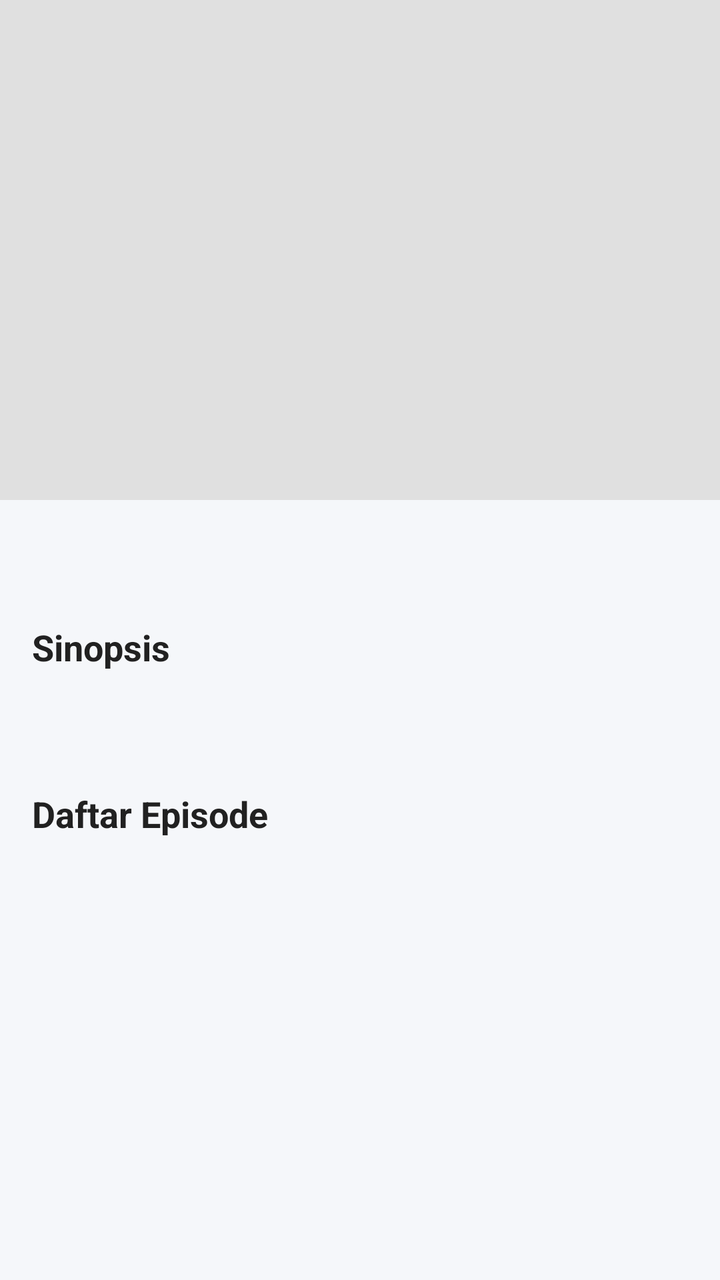
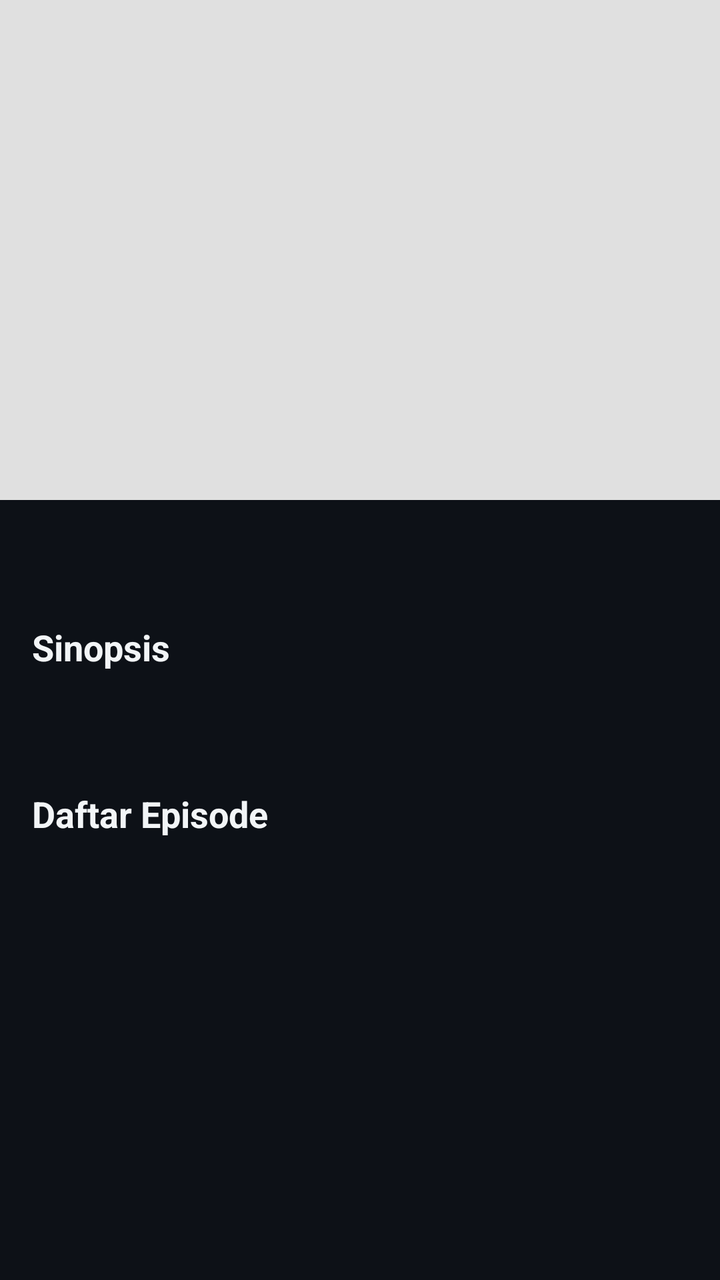

Screens rendered from an Android XML layout before and after an edit, with the pre-edit source and the edit as a unified diff.
<!-- AndroidManifest.xml: application theme Theme.BaseApp -->
<!-- res/layout/activity_detail.xml -->
<?xml version="1.0" encoding="utf-8"?>
<ScrollView xmlns:android="http://schemas.android.com/apk/res/android"
    android:layout_width="match_parent"
    android:layout_height="match_parent"
    android:background="#F5F7FA">

    <LinearLayout
        android:layout_width="match_parent"
        android:layout_height="wrap_content"
        android:orientation="vertical">

        <ImageView
            android:id="@+id/imgDetailPoster"
            android:layout_width="match_parent"
            android:layout_height="250dp"
            android:scaleType="centerCrop"
            android:background="#E0E0E0" />

        <TextView
            android:id="@+id/tvDetailTitle"
            android:layout_width="match_parent"
            android:layout_height="wrap_content"
            android:layout_margin="16dp"
            android:textSize="22sp"
            android:textStyle="bold"
            android:textColor="#212121" />

        <TextView
            android:layout_width="match_parent"
            android:layout_height="wrap_content"
            android:layout_marginStart="16dp"
            android:layout_marginEnd="16dp"
            android:text="Sinopsis"
            android:textSize="18sp"
            android:textStyle="bold"
            android:textColor="#212121" />

        <TextView
            android:id="@+id/tvSynopsis"
            android:layout_width="match_parent"
            android:layout_height="wrap_content"
            android:layout_margin="16dp"
            android:textSize="14sp"
            android:textColor="#757575" />
            
        <TextView
            android:layout_width="match_parent"
            android:layout_height="wrap_content"
            android:layout_marginStart="16dp"
            android:layout_marginEnd="16dp"
            android:layout_marginTop="8dp"
            android:text="Daftar Episode"
            android:textSize="18sp"
            android:textStyle="bold"
            android:textColor="#212121" />
            
        <androidx.recyclerview.widget.RecyclerView
            android:id="@+id/rvEpisodes"
            android:layout_width="match_parent"
            android:layout_height="wrap_content"
            android:layout_margin="8dp"
            android:nestedScrollingEnabled="false" />
            
        <ProgressBar
            android:id="@+id/progressBarDetail"
            android:layout_width="wrap_content"
            android:layout_height="wrap_content"
            android:layout_gravity="center"
            android:layout_marginTop="32dp" />

    </LinearLayout>
</ScrollView>
<!-- resources referenced by this layout -->
<resources>
  <style name="Theme.BaseApp" parent="Theme.MaterialComponents.DayNight.DarkActionBar">
          <item name="colorPrimary">@color/purple_500</item>
          <item name="colorPrimaryVariant">@color/purple_700</item>
          <item name="colorOnPrimary">@color/white</item>
      </style>
  <color name="purple_500">#FF6200EE</color>
  <color name="purple_700">#FF3700B3</color>
  <color name="white">#FFFFFFFF</color>
</resources>

<!-- the commit's change to res/layout/activity_detail.xml (unified diff, before → after) -->
@@ -2,7 +2,7 @@
 <ScrollView xmlns:android="http://schemas.android.com/apk/res/android"
     android:layout_width="match_parent"
     android:layout_height="match_parent"
-    android:background="#F5F7FA">
+    android:background="@color/bg_main">
 
     <LinearLayout
         android:layout_width="match_parent"
@@ -23,7 +23,7 @@
             android:layout_margin="16dp"
             android:textSize="22sp"
             android:textStyle="bold"
-            android:textColor="#212121" />
+            android:textColor="@color/text_primary" />
 
         <TextView
             android:layout_width="match_parent"
@@ -33,7 +33,7 @@
             android:text="Sinopsis"
             android:textSize="18sp"
             android:textStyle="bold"
-            android:textColor="#212121" />
+            android:textColor="@color/text_primary" />
 
         <TextView
             android:id="@+id/tvSynopsis"
@@ -41,7 +41,7 @@
             android:layout_height="wrap_content"
             android:layout_margin="16dp"
             android:textSize="14sp"
-            android:textColor="#757575" />
+            android:textColor="@color/text_secondary" />
             
         <TextView
             android:layout_width="match_parent"
@@ -52,7 +52,7 @@
             android:text="Daftar Episode"
             android:textSize="18sp"
             android:textStyle="bold"
-            android:textColor="#212121" />
+            android:textColor="@color/text_primary" />
             
         <androidx.recyclerview.widget.RecyclerView
             android:id="@+id/rvEpisodes"
<!-- resource entries referenced after the edit -->
@@ -1,12 +1,17 @@
 <!-- resources referenced by this layout -->
 <resources>
-  <style name="Theme.BaseApp" parent="Theme.MaterialComponents.DayNight.DarkActionBar">
-          <item name="colorPrimary">@color/purple_500</item>
-          <item name="colorPrimaryVariant">@color/purple_700</item>
+  <color name="bg_main">#0D1117</color>
+  <color name="text_primary">#F2F5F7</color>
+  <color name="text_secondary">#8B98A5</color>
+  <style name="Theme.BaseApp" parent="Theme.MaterialComponents.DayNight.NoActionBar">
+          <item name="colorPrimary">@color/accent_teal</item>
+          <item name="colorPrimaryVariant">@color/accent_teal</item>
           <item name="colorOnPrimary">@color/white</item>
+          <item name="android:windowBackground">@color/bg_main</item>
+          <item name="android:textColorPrimary">@color/text_primary</item>
+          <item name="android:textColorSecondary">@color/text_secondary</item>
       </style>
-  <color name="purple_500">#FF6200EE</color>
-  <color name="purple_700">#FF3700B3</color>
-  <color name="white">#FFFFFFFF</color>
+  <color name="accent_teal">#2BA9B4</color>
+  <color name="white">#FFFFFF</color>
 </resources>
 
